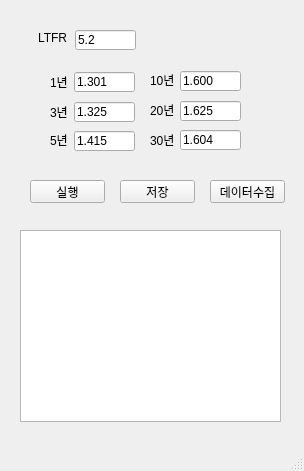
Before: the Qt Designer form ui/dbesg.ui in actuarial-tools/dbesg, drawn with Qt 5.
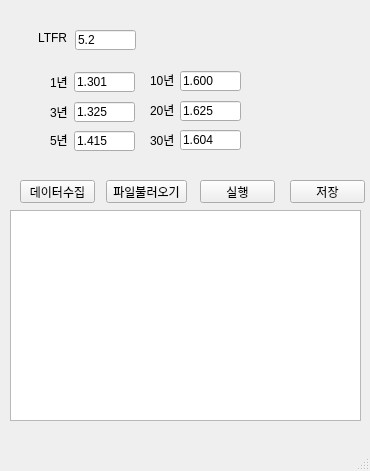
After: the same form once the commit is applied.

What changed in the file:
```diff
--- a/ui/dbesg.ui
+++ b/ui/dbesg.ui
@@ -6,7 +6,7 @@
    <rect>
     <x>0</x>
     <y>0</y>
-    <width>304</width>
+    <width>370</width>
     <height>471</height>
    </rect>
   </property>
@@ -199,7 +199,7 @@
    <widget class="QPushButton" name="btn_run">
     <property name="geometry">
      <rect>
-      <x>30</x>
+      <x>200</x>
       <y>180</y>
       <width>75</width>
       <height>23</height>
@@ -209,20 +209,10 @@
      <string>실행</string>
     </property>
    </widget>
-   <widget class="QTextBrowser" name="log">
-    <property name="geometry">
-     <rect>
-      <x>20</x>
-      <y>230</y>
-      <width>261</width>
-      <height>192</height>
-     </rect>
-    </property>
-   </widget>
    <widget class="QPushButton" name="btn_save">
     <property name="geometry">
      <rect>
-      <x>120</x>
+      <x>290</x>
       <y>180</y>
       <width>75</width>
       <height>23</height>
@@ -235,7 +225,7 @@
    <widget class="QPushButton" name="btn_crawling">
     <property name="geometry">
      <rect>
-      <x>210</x>
+      <x>20</x>
       <y>180</y>
       <width>75</width>
       <height>23</height>
@@ -245,6 +235,29 @@
      <string>데이터수집</string>
     </property>
    </widget>
+   <widget class="QPushButton" name="btn_loadfile">
+    <property name="geometry">
+     <rect>
+      <x>106</x>
+      <y>180</y>
+      <width>81</width>
+      <height>23</height>
+     </rect>
+    </property>
+    <property name="text">
+     <string>파일불러오기</string>
+    </property>
+   </widget>
+   <widget class="QTableWidget" name="data">
+    <property name="geometry">
+     <rect>
+      <x>10</x>
+      <y>210</y>
+      <width>351</width>
+      <height>211</height>
+     </rect>
+    </property>
+   </widget>
   </widget>
   <widget class="QMenuBar" name="menubar">
    <property name="geometry">
```
Left out of the diff: 2 changed lines with no effect on the pictures.
